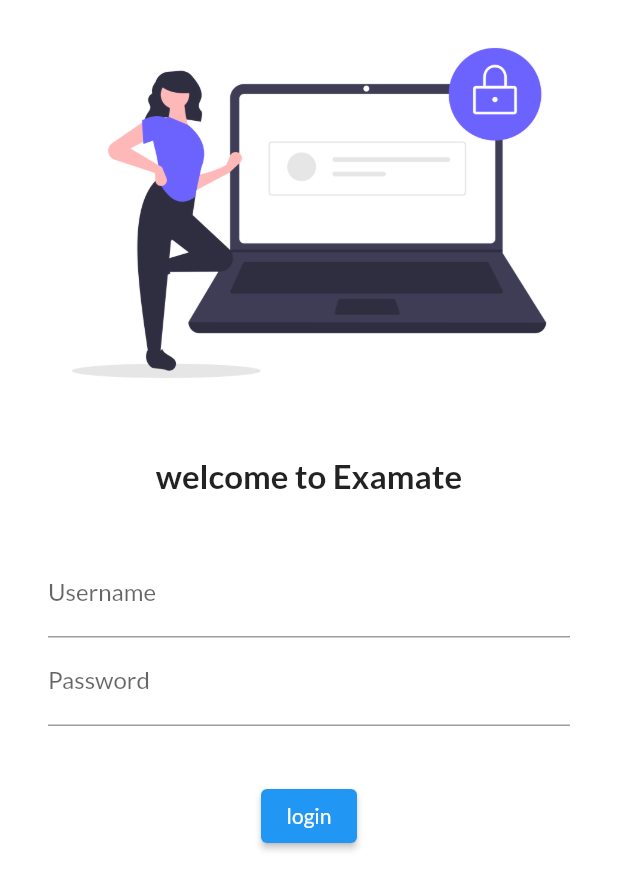
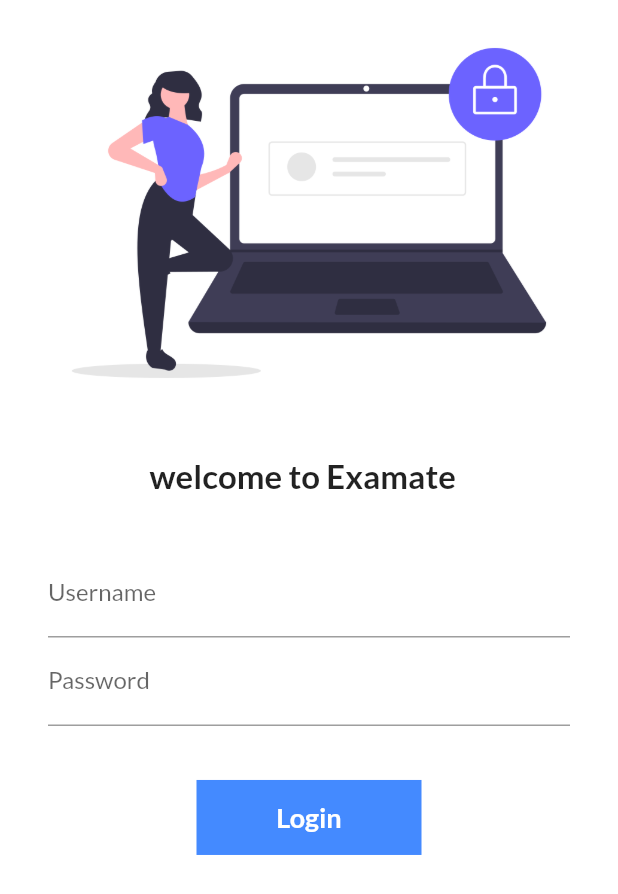
Before and after one commit to govindchandak/examate, a Flutter app: the screen it shows after launch, on a phone screen of 412 x 824 dp. Shown: the top 894 px of the screen. Run offline on Flutter 3.47's test engine with Material 2 defaults, Android fonts, the light colour scheme and no system bars; our stand-ins replace google_fonts.

Commit message:
day  6 completed

```diff
--- a/lib/pages/login.dart
+++ b/lib/pages/login.dart
@@ -1,9 +1,16 @@
 import 'package:examate/utils/routes.dart';
 import 'package:flutter/material.dart';
 
-class LoginPage extends StatelessWidget {
+class LoginPage extends StatefulWidget {
   const LoginPage({Key? key}) : super(key: key);
 
+  @override
+  State<LoginPage> createState() => _LoginPageState();
+}
+
+class _LoginPageState extends State<LoginPage> {
+  String demo = "";
+  bool changeButton = false;
   @override
   Widget build(BuildContext context) {
     return Material(
@@ -19,7 +26,7 @@
               height: 20,
             ),
             Text(
-              "welcome to Examate",
+              "welcome to Examate $demo ",
               style: TextStyle(
                 fontSize: 22,
                 fontWeight: FontWeight.bold,
@@ -37,7 +44,10 @@
                       hintText: "Enter Username",
                       labelText: "Username",
                     ),
-                ),
+                    onChanged: (value) {
+                      demo = value;
+                      setState(() {});
+                    }),
                 TextFormField(
                   obscureText: true,
                   decoration: InputDecoration(
@@ -50,11 +60,45 @@
             SizedBox(
               height: 20,
             ),
-            ElevatedButton(
-                onPressed: () {
+
+            InkWell(
+              onTap: () async {
+                //Navigator.pushNamed(context, MyRoutes.loginroute);
+                setState(() {
+                  changeButton = !(changeButton);
+                });
+
+                await Future.delayed(Duration(seconds: 1));
                 Navigator.pushNamed(context, MyRoutes.loginroute);
               },
-                child: Text("login"))
+              child: AnimatedContainer(
+                duration: Duration(seconds: 1),
+                width: changeButton ? 50:150,
+                height: 50,
+                //color: Colors.purple,
+                alignment: Alignment.center,
+                child:  changeButton? Icon(
+                    Icons.done,
+                    color: Colors.white,
+                  ) : Text(
+                  "Login",
+                  style: TextStyle(
+                      color: Colors.white,
+                      fontWeight: FontWeight.bold,
+                      fontSize: 18),
+                ),
+                decoration: BoxDecoration(
+                    shape: changeButton? BoxShape.circle : BoxShape.rectangle,
+                    color: Colors.blueAccent,
+                    //borderRadius: BorderRadius.circular(8)),
+              ),
+            )
+            //ElevatedButton(
+            //  onPressed: () {
+            //  Navigator.pushNamed(context, MyRoutes.loginroute);
+            //},
+            // child: Text("login"))
+            ),
             ],
         )));
   }
```
Lines whose indentation alone changed are shown as unchanged.
